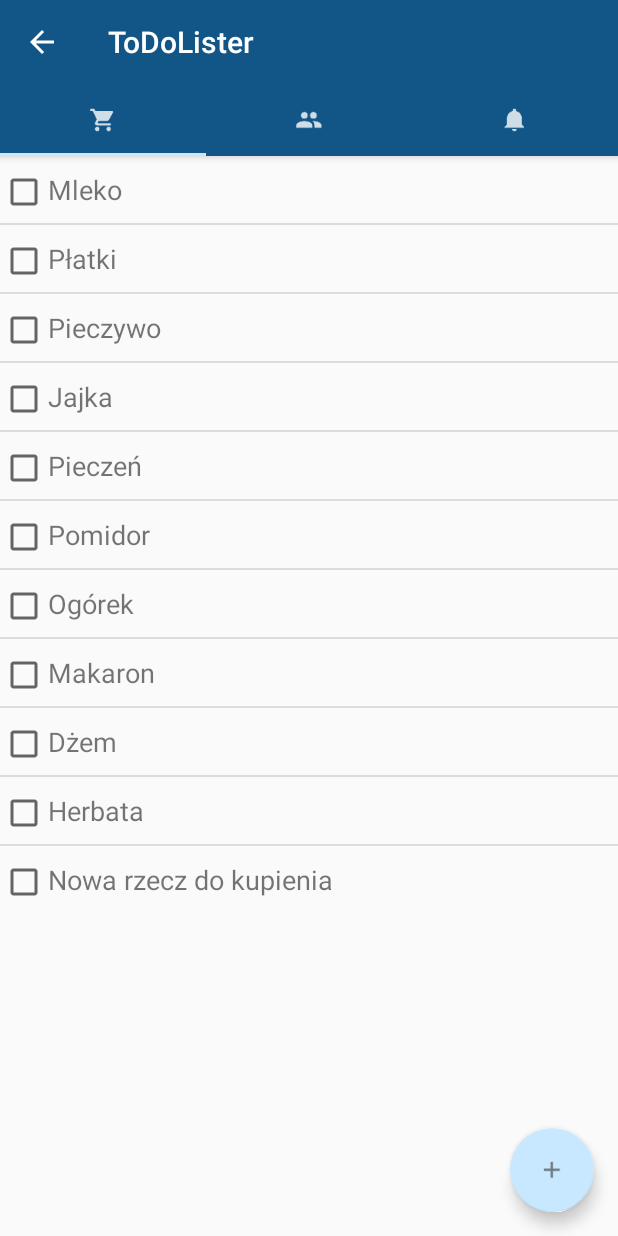
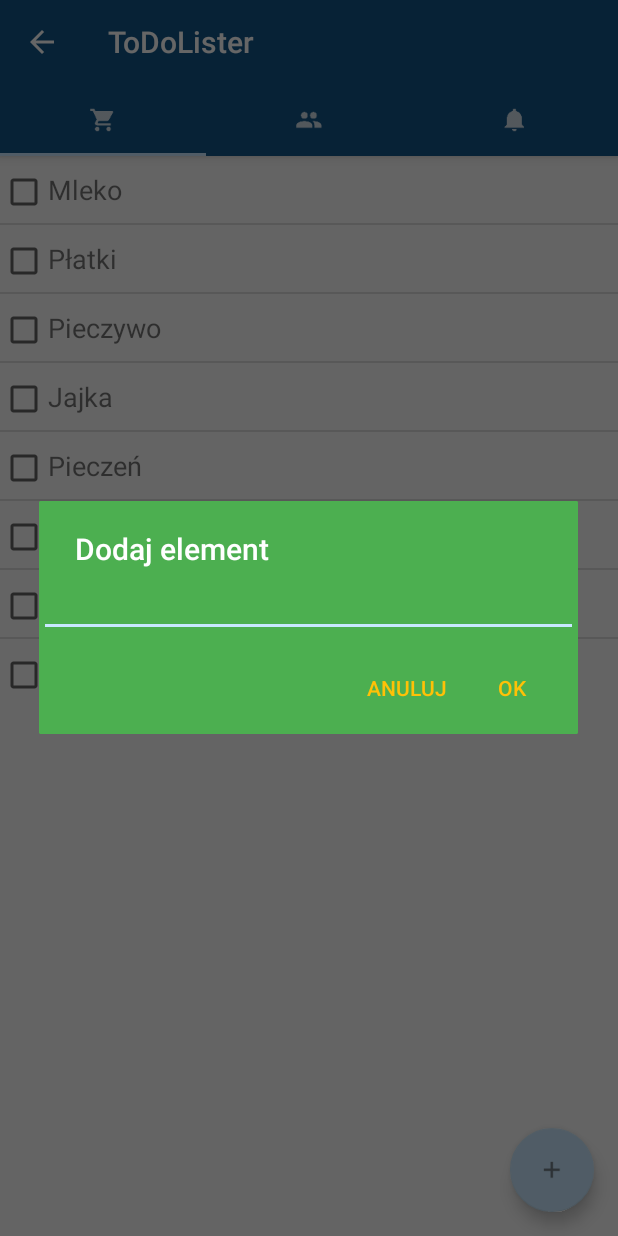
Before and after one commit to mic-kuu/ToDoLister, an Android app: the screen it shows after launch (MainActivity), after a tap on an icon or button, on a phone screen of 412 x 824 dp. Run offline under Robolectric (Android 15) with nearby library versions, the phone set to English and light mode, and no system bars.

Commit message:
Added Input Dialog

```diff
--- a/app/src/main/java/com/michalkubiak/todolister/MainActivity.java
+++ b/app/src/main/java/com/michalkubiak/todolister/MainActivity.java
@@ -1,5 +1,7 @@
 package com.michalkubiak.todolister;
 
+
+import android.content.DialogInterface;
 import android.os.Bundle;
 import android.support.design.widget.FloatingActionButton;
 import android.support.design.widget.TabLayout;
@@ -9,8 +11,10 @@ import android.support.v4.app.FragmentPagerAdapter;
 import android.support.v4.view.ViewPager;
 import android.support.v7.app.AppCompatActivity;
 import android.support.v7.widget.Toolbar;
+import android.support.v7.app.AlertDialog;
 import android.view.View;
 import android.view.ViewGroup;
+import android.widget.EditText;
 
 import java.util.ArrayList;
 import java.util.List;
@@ -23,15 +27,15 @@ public class MainActivity extends AppCompatActivity {
     private FloatingActionButton fab;
     private FragmentManager fragmentManager;
 
+    //TODO: make callbacks to delete this field
+    private String itemText;
+    private ArrayList<String> tabTags = new ArrayList<>();
+
     private int[] tabIcons = {
             R.drawable.ic_action_action_shopping_cart,
             R.drawable.ic_action_social_group,
             R.drawable.ic_action_social_notifications
     };
-
-    private String shoppingListTag;
-    private String meetingListTag;
-    private String reminderListTag;
 
 
     @Override
@@ -47,6 +51,7 @@ public class MainActivity extends AppCompatActivity {
 
     private void setupLayoutSkeleton() {
         toolbar = (Toolbar) findViewById(R.id.toolbar);
+
         setSupportActionBar(toolbar);
         getSupportActionBar().setDisplayHomeAsUpEnabled(true);
 
@@ -55,7 +60,6 @@ public class MainActivity extends AppCompatActivity {
 
         tabLayout = (TabLayout) findViewById(R.id.tabs);
         tabLayout.setupWithViewPager(viewPager);
-
     }
 
     private void setupFab() {
@@ -64,32 +68,47 @@ public class MainActivity extends AppCompatActivity {
 
             @Override
             public void onClick(View v) {
-                int position = tabLayout.getSelectedTabPosition();
 
-                switch (position) {
-                    case 0:
-                        addToList(shoppingListTag);
-                        break;
-                    case 1:
-                        addToList(meetingListTag);
-                        break;
-                    case 2:
-                        addToList(reminderListTag);
-                        break;
-                }
+                showInputDialog();
+
 
             }
 
         });
-
     }
 
-    private void addToList(String tag){
+    private void addToList(String tag) {
+
         fragmentManager = getSupportFragmentManager();
         MyFragment fragment = (MyFragment) fragmentManager.findFragmentByTag(tag);
-        fragment.addItem();
+        fragment.addItem(itemText);
     }
 
+    private void showInputDialog() {
+        AlertDialog.Builder builder = new AlertDialog.Builder(MainActivity.this, R.style.MyAlertDialogStyle);
+        builder.setTitle(R.string.dialog_additemtitle);
+        final EditText input = new EditText(MainActivity.this);
+
+        builder.setView(input);
+
+        // Set up the buttons
+        builder.setPositiveButton(getString(R.string.all_ok), new DialogInterface.OnClickListener() {
+            @Override
+            public void onClick(DialogInterface dialog, int which) {
+                int position = tabLayout.getSelectedTabPosition();
+                itemText = input.getText().toString();
+                if (itemText != null) addToList(tabTags.get(position));
+            }
+        });
+        builder.setNegativeButton(getString(R.string.all_cancel), new DialogInterface.OnClickListener() {
+            @Override
+            public void onClick(DialogInterface dialog, int which) {
+                dialog.cancel();
+            }
+        });
+
+        builder.show();
+    }
 
     private void setupTabIcons() {
         tabLayout.getTabAt(0).setIcon(tabIcons[0]);
@@ -137,18 +156,8 @@ public class MainActivity extends AppCompatActivity {
         public Object instantiateItem(ViewGroup container, int position) {
             Fragment createdFragment = (Fragment) super.instantiateItem(container, position);
 
-            switch (position) {
-                case 0:
-                    shoppingListTag = createdFragment.getTag();
-                    break;
-                case 1:
-                    meetingListTag = createdFragment.getTag();
-                    break;
-                case 2:
-                    reminderListTag =createdFragment.getTag();
-                    break;
+            tabTags.add(position, createdFragment.getTag());
 
-            }
             return createdFragment;
         }
 
--- a/app/src/main/java/com/michalkubiak/todolister/MeetingListFragment.java
+++ b/app/src/main/java/com/michalkubiak/todolister/MeetingListFragment.java
@@ -54,8 +54,8 @@ public class MeetingListFragment extends MyFragment{
         return rootView;
     }
 
-    public void addItem(){
-        adapter.add("Nowe spotkanie");
+    public void addItem(String itemText){
+        adapter.add(itemText);
         adapter.notifyDataSetChanged();
     }
 }
--- a/app/src/main/java/com/michalkubiak/todolister/MyFragment.java
+++ b/app/src/main/java/com/michalkubiak/todolister/MyFragment.java
@@ -1,10 +1,12 @@
 package com.michalkubiak.todolister;
 
 
+import android.widget.ArrayAdapter;
 
 /**
  * Created by michal on 24.03.16.
  */
 public abstract class MyFragment extends android.support.v4.app.Fragment {
-    abstract public void addItem();
+
+    public abstract void addItem(String itemText);
 }
--- a/app/src/main/java/com/michalkubiak/todolister/ReminderListFragment.java
+++ b/app/src/main/java/com/michalkubiak/todolister/ReminderListFragment.java
@@ -14,7 +14,7 @@ import java.util.Arrays;
 public class ReminderListFragment extends MyFragment{
 
     private ListView listView;
-    ArrayAdapter<String> adapter;
+    private ArrayAdapter<String> adapter;
 
     public ReminderListFragment() {
         // Required empty public constructor
@@ -46,9 +46,11 @@ public class ReminderListFragment extends MyFragment{
         return rootView;
     }
 
-    public void addItem(){
-        adapter.add("Nowe przypomnienie");
+    public void addItem(String itemText){
+        adapter.add(itemText);
         adapter.notifyDataSetChanged();
     }
 
+
+
 }
--- a/app/src/main/java/com/michalkubiak/todolister/ShoppingListFragment.java
+++ b/app/src/main/java/com/michalkubiak/todolister/ShoppingListFragment.java
@@ -34,8 +34,7 @@ public class ShoppingListFragment extends MyFragment{
         listView = (ListView) rootView.findViewById(R.id.listview_shopping);
 
         String[] dummyData= new String[] { "Mleko", "Płatki", "Pieczywo",
-                "Jajka", "Pieczeń", "Pomidor", "Ogórek", "Makaron",
-                "Dżem", "Herbata" };
+                "Jajka", "Pieczeń", "Pomidor", "Ogórek", "Makaron"};
 
         ArrayList<String> dummyDataList = new ArrayList<>(Arrays.asList(dummyData));
 
@@ -47,8 +46,8 @@ public class ShoppingListFragment extends MyFragment{
         return rootView;
     }
 
-    public void addItem(){
-        adapter.add("Nowa rzecz do kupienia");
+    public void addItem(String itemText){
+        adapter.add(itemText);
         adapter.notifyDataSetChanged();
     }
 
--- a/app/src/main/res/values-v21/styles.xml
+++ b/app/src/main/res/values-v21/styles.xml
@@ -1,11 +1,18 @@
 <resources>
 
-    <style name="MyMaterialTheme" parent="MyMaterialTheme.Base">
-        <item name="android:windowContentTransitions">true</item>
-        <item name="android:windowAllowEnterTransitionOverlap">true</item>
-        <item name="android:windowAllowReturnTransitionOverlap">true</item>
-        <item name="android:windowSharedElementEnterTransition">@android:transition/move</item>
-        <item name="android:windowSharedElementExitTransition">@android:transition/move</item>
+
+    <style name="MyMaterialTheme" parent="Theme.AppCompat.Light.NoActionBar">
+        <item name="windowNoTitle">true</item>
+        <item name="windowActionBar">false</item>
+        <item name="colorPrimary">@color/colorPrimary</item>
+        <item name="colorPrimaryDark">@color/colorPrimaryDark</item>
+        <item name="colorAccent">@color/colorAccent</item>
+    </style>
+
+    <style name="MyAlertDialogStyle" parent="Theme.AppCompat.Light.Dialog.Alert">
+        <item name="colorAccent">#FFC107</item>
+        <item name="android:textColorPrimary">#FFFFFF</item>
+        <item name="android:background">#4CAF50</item>
     </style>
 
 </resources>
--- a/app/src/main/res/values/strings.xml
+++ b/app/src/main/res/values/strings.xml
@@ -6,9 +6,9 @@
     <string name="tab_meeting">spotkania</string>
     <string name="tab_reminders">terminy</string>
 
+    <string name="dialog_additemtitle">Dodaj element</string>
 
-    <string name="one">One</string>
-    <string name="two">Two</string>
-    <string name="three">Three</string>
+    <string name="all_ok">OK</string>
+    <string name="all_cancel">Anuluj</string>
 
 </resources>
--- a/app/src/main/res/values/styles.xml
+++ b/app/src/main/res/values/styles.xml
@@ -1,10 +1,7 @@
 <resources>
 
-    <style name="MyMaterialTheme" parent="MyMaterialTheme.Base">
 
-    </style>
-
-    <style name="MyMaterialTheme.Base" parent="Theme.AppCompat.Light.DarkActionBar">
+    <style name="MyMaterialTheme" parent="Theme.AppCompat.Light.NoActionBar">
         <item name="windowNoTitle">true</item>
         <item name="windowActionBar">false</item>
         <item name="colorPrimary">@color/colorPrimary</item>
@@ -12,4 +9,10 @@
         <item name="colorAccent">@color/colorAccent</item>
     </style>
 
+    <style name="MyAlertDialogStyle" parent="Theme.AppCompat.Light.Dialog.Alert">
+        <item name="colorAccent">#FFC107</item>
+        <item name="android:textColorPrimary">#FFFFFF</item>
+        <item name="android:background">#4CAF50</item>
+    </style>
+
 </resources>
```
